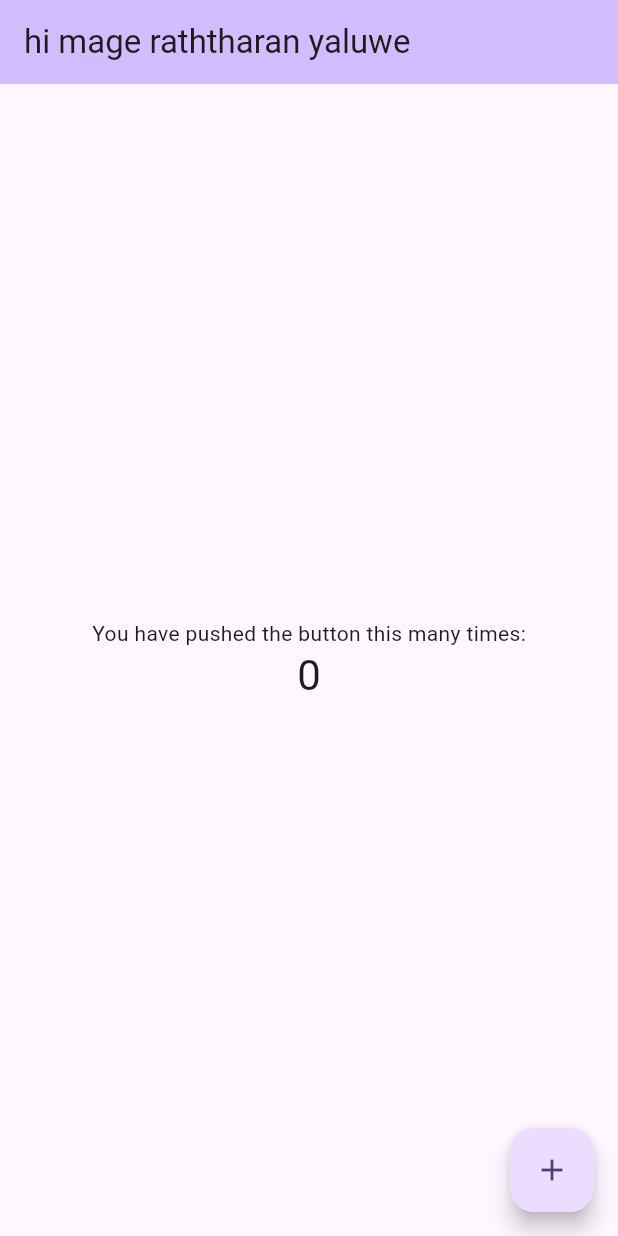
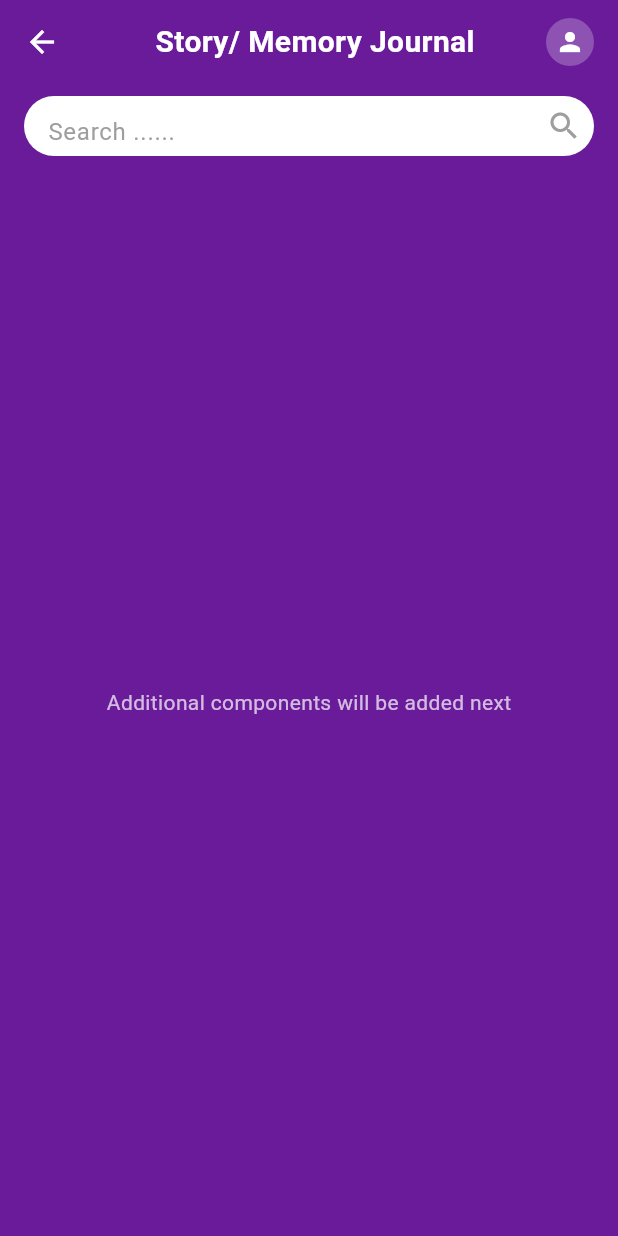
Before and after one commit to SadeepaGajanayaka/DementiaLink, a Flutter app: the screen it shows after launch, on a phone screen of 412 x 824 dp. Run offline on Flutter 3.47's test engine with Material 3 defaults, Android fonts, the phone set to English and light mode, and no system bars; our stand-ins replace cloud_firestore, firebase_auth, firebase_core; accounts and stored records are empty.

Commit message:
create my top bar , back button app name ,user profile and search bar

```diff
--- a/lib/main.dart
+++ b/lib/main.dart
@@ -1,131 +1,26 @@
 import 'package:flutter/material.dart';
 import 'package:firebase_core/firebase_core.dart';
-import 'firebase_options.dart';
+import 'screens/home_screen.dart';
 
-void main() async {  // Added async keyword
-  WidgetsFlutterBinding.ensureInitialized();  // Add this line to initialize Flutter bindings
-  await Firebase.initializeApp(
-    options: DefaultFirebaseOptions.currentPlatform,
-  );
+void main() async {
+  WidgetsFlutterBinding.ensureInitialized();
+  await Firebase.initializeApp();
   runApp(const MyApp());
 }
 
 class MyApp extends StatelessWidget {
-  const MyApp({super.key});
+  const MyApp({Key? key}) : super(key: key);
 
-  // This widget is the root of your application.
   @override
   Widget build(BuildContext context) {
     return MaterialApp(
-      title: 'Flutter Demo',
+      title: 'Memory Journal',
+      debugShowCheckedModeBanner: false,
       theme: ThemeData(
-        // This is the theme of your application.
-        //
-        // TRY THIS: Try running your application with "flutter run". You'll see
-        // the application has a purple toolbar. Then, without quitting the app,
-        // try changing the seedColor in the colorScheme below to Colors.green
-        // and then invoke "hot reload" (save your changes or press the "hot
-        // reload" button in a Flutter-supported IDE, or press "r" if you used
-        // the command line to start the app).
-        //
-        // Notice that the counter didn't reset back to zero; the application
-        // state is not lost during the reload. To reset the state, use hot
-        // restart instead.
-        //
-        // This works for code too, not just values: Most code changes can be
-        // tested with just a hot reload.
-        colorScheme: ColorScheme.fromSeed(seedColor: Colors.deepPurple),
-        useMaterial3: true,
+        primarySwatch: Colors.purple,
+        scaffoldBackgroundColor: const Color(0xFF6A1B9A),
       ),
-      home: const MyHomePage(title: 'hi mage raththaran yaluwe'),
+      home: const HomeScreen(),
     );
   }
 }
-
-class MyHomePage extends StatefulWidget {
-  const MyHomePage({super.key, required this.title});
-
-  // This widget is the home page of your application. It is stateful, meaning
-  // that it has a State object (defined below) that contains fields that affect
-  // how it looks.
-
-  // This class is the configuration for the state. It holds the values (in this
-  // case the title) provided by the parent (in this case the App widget) and
-  // used by the build method of the State. Fields in a Widget subclass are
-  // always marked "final".
-
-  final String title;
-
-  @override
-  State<MyHomePage> createState() => _MyHomePageState();
-}
-
-class _MyHomePageState extends State<MyHomePage> {
-  int _counter = 0;
-
-  void _incrementCounter() {
-    setState(() {
-      // This call to setState tells the Flutter framework that something has
-      // changed in this State, which causes it to rerun the build method below
-      // so that the display can reflect the updated values. If we changed
-      // _counter without calling setState(), then the build method would not be
-      // called again, and so nothing would appear to happen.
-      _counter++;
-    });
-  }
-
-  @override
-  Widget build(BuildContext context) {
-    // This method is rerun every time setState is called, for instance as done
-    // by the _incrementCounter method above.
-    //
-    // The Flutter framework has been optimized to make rerunning build methods
-    // fast, so that you can just rebuild anything that needs updating rather
-    // than having to individually change instances of widgets.
-    return Scaffold(
-      appBar: AppBar(
-        // TRY THIS: Try changing the color here to a specific color (to
-        // Colors.amber, perhaps?) and trigger a hot reload to see the AppBar
-        // change color while the other colors stay the same.
-        backgroundColor: Theme.of(context).colorScheme.inversePrimary,
-        // Here we take the value from the MyHomePage object that was created by
-        // the App.build method, and use it to set our appbar title.
-        title: Text(widget.title),
-      ),
-      body: Center(
-        // Center is a layout widget. It takes a single child and positions it
-        // in the middle of the parent.
-        child: Column(
-          // Column is also a layout widget. It takes a list of children and
-          // arranges them vertically. By default, it sizes itself to fit its
-          // children horizontally, and tries to be as tall as its parent.
-          //
-          // Column has various properties to control how it sizes itself and
-          // how it positions its children. Here we use mainAxisAlignment to
-          // center the children vertically; the main axis here is the vertical
-          // axis because Columns are vertical (the cross axis would be
-          // horizontal).
-          //
-          // TRY THIS: Invoke "debug painting" (choose the "Toggle Debug Paint"
-          // action in the IDE, or press "p" in the console), to see the
-          // wireframe for each widget.
-          mainAxisAlignment: MainAxisAlignment.center,
-          children: <Widget>[
-            const Text(
-              'You have pushed the button this many times:',
-            ),
-            Text(
-              '$_counter',
-              style: Theme.of(context).textTheme.headlineMedium,
-            ),
-          ],
-        ),
-      ),
-      floatingActionButton: FloatingActionButton(
-        onPressed: _incrementCounter,
-        tooltip: 'Increment',
-        child: const Icon(Icons.add),
-      ), // This trailing comma makes auto-formatting nicer for build methods.
-    );
-  }
-}
--- /dev/null
+++ b/lib/screens/home_screen.dart
@@ -0,0 +1,38 @@
+import 'package:flutter/material.dart';
+import '../widgets/app_top_bar.dart';
+import '../widgets/search_bar.dart'; // Make sure this path is correct
+
+class HomeScreen extends StatelessWidget {
+  const HomeScreen({Key? key}) : super(key: key);
+
+  @override
+  Widget build(BuildContext context) {
+    return Scaffold(
+      backgroundColor: const Color(0xFF6A1B9A), // Deep purple background
+      body: SafeArea(
+        child: Column(
+          children: [
+            // Top bar with back button, app name and profile logo
+            const AppTopBar(),
+
+            // Search bar - Make sure this matches the class name in your search_bar.dart file
+            const Padding(
+              padding: EdgeInsets.symmetric(horizontal: 16.0, vertical: 8.0),
+              child: MySearchBar(), // Rename this to match your actual class name
+            ),
+
+            // Placeholder for the rest of the UI
+            Expanded(
+              child: Center(
+                child: Text(
+                  'Additional components will be added next',
+                  style: TextStyle(color: Colors.white70),
+                ),
+              ),
+            ),
+          ],
+        ),
+      ),
+    );
+  }
+}
--- /dev/null
+++ b/lib/widgets/app_top_bar.dart
@@ -0,0 +1,65 @@
+import 'package:flutter/material.dart';
+
+class AppTopBar extends StatelessWidget {
+  const AppTopBar({Key? key}) : super(key: key);
+
+  @override
+  Widget build(BuildContext context) {
+    return Padding(
+      padding: const EdgeInsets.symmetric(horizontal: 16.0, vertical: 12.0),
+      child: Row(
+        children: [
+          // Back Button
+          GestureDetector(
+            onTap: () {
+              // Handle back navigation
+              Navigator.maybePop(context);
+            },
+            child: const Icon(
+              Icons.arrow_back,
+              color: Colors.white,
+              size: 24.0,
+            ),
+          ),
+
+          const SizedBox(width: 16.0),
+
+          // App Title with Brain Icon
+          Expanded(
+            child: Row(
+              mainAxisAlignment: MainAxisAlignment.center,
+              children: const [
+                Text(
+                  'Story/ Memory Journal',
+                  style: TextStyle(
+                    color: Colors.white,
+                    fontSize: 20.0,
+                    fontWeight: FontWeight.bold,
+                  ),
+                ),
+
+              ],
+            ),
+          ),
+
+          // User Profile Logo
+          GestureDetector(
+            onTap: () {
+              // Handle profile tap - e.g., open profile page
+              print('Profile icon tapped');
+            },
+            child: const CircleAvatar(
+              backgroundColor: Colors.white24,
+              radius: 16.0,
+              child: Icon(
+                Icons.person,
+                color: Colors.white,
+                size: 20.0,
+              ),
+            ),
+          ),
+        ],
+      ),
+    );
+  }
+}
--- /dev/null
+++ b/lib/widgets/search_bar.dart
@@ -0,0 +1,34 @@
+import 'package:flutter/material.dart';
+
+class MySearchBar extends StatelessWidget { // This name should match what you used in home_screen.dart
+  const MySearchBar({Key? key}) : super(key: key);
+
+  @override
+  Widget build(BuildContext context) {
+    return Container(
+      height: 40.0,
+      decoration: BoxDecoration(
+        color: Colors.white,
+        borderRadius: BorderRadius.circular(20.0),
+      ),
+      child: Row(
+        children: const [
+          SizedBox(width: 16.0),
+          Expanded(
+            child: TextField(
+              decoration: InputDecoration(
+                hintText: 'Search ......',
+                border: InputBorder.none,
+                hintStyle: TextStyle(color: Colors.grey),
+              ),
+            ),
+          ),
+          Padding(
+            padding: EdgeInsets.only(right: 8.0),
+            child: Icon(Icons.search, color: Colors.grey),
+          ),
+        ],
+      ),
+    );
+  }
+}
--- a/pubspec.yaml
+++ b/pubspec.yaml
@@ -13,6 +13,7 @@ dependencies:
   firebase_core: ^2.27.1
   firebase_auth: ^4.17.9
   cupertino_icons: ^1.0.8
+  cloud_firestore: ^4.9.1
 
 dev_dependencies:
   flutter_test:
```
Also changed, not shown: lib/services/search_service.dart (added, +116 -0 lines), pubspec.lock, 16 other files.
